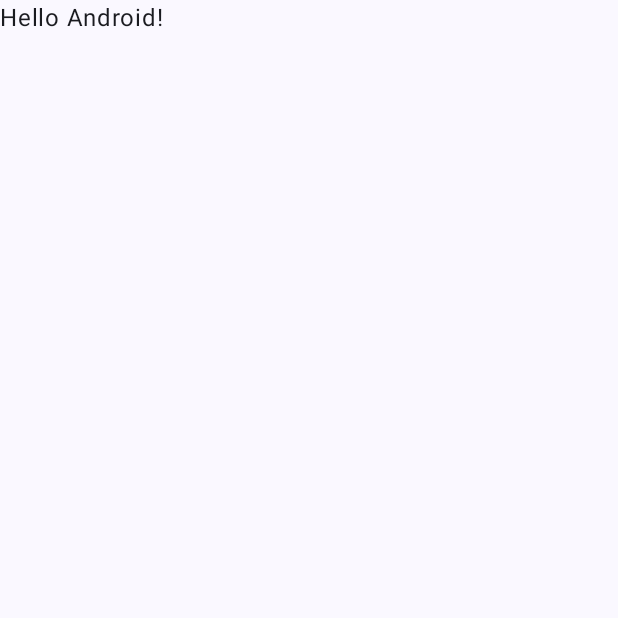
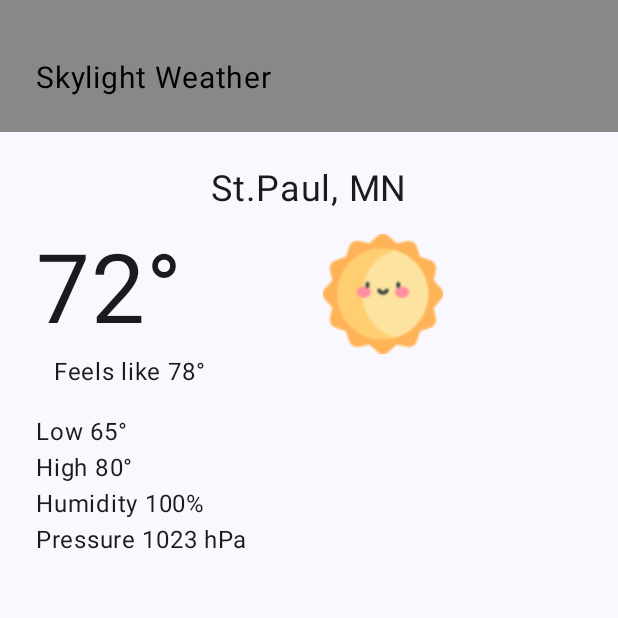
Before and after one commit to yesicamy/Skylight, an Android app built with Jetpack Compose: the screen it shows after launch (MainActivity), on a phone screen of 412 x 824 dp, the top half of it. Before the commit the part shown is almost empty. Run offline under Robolectric (Android 15) with nearby library versions, the phone set to English and light mode, and no system bars.

Commit message:
Assignment 2: Layout

```diff
--- a/app/src/main/java/com/example/skylight/MainActivity.kt
+++ b/app/src/main/java/com/example/skylight/MainActivity.kt
@@ -4,14 +4,32 @@ import android.os.Bundle
 import androidx.activity.ComponentActivity
 import androidx.activity.compose.setContent
 import androidx.activity.enableEdgeToEdge
+import androidx.compose.foundation.Image
+import androidx.compose.foundation.background
+import androidx.compose.foundation.layout.Box
+import androidx.compose.foundation.layout.Column
+import androidx.compose.foundation.layout.Row
+import androidx.compose.foundation.layout.Spacer
 import androidx.compose.foundation.layout.fillMaxSize
+import androidx.compose.foundation.layout.fillMaxWidth
+import androidx.compose.foundation.layout.height
 import androidx.compose.foundation.layout.padding
+import androidx.compose.foundation.layout.size
+import androidx.compose.foundation.layout.width
 import androidx.compose.material3.Scaffold
 import androidx.compose.material3.Text
 import androidx.compose.runtime.Composable
+import androidx.compose.ui.Alignment
 import androidx.compose.ui.Modifier
+import androidx.compose.ui.graphics.Color
+import androidx.compose.ui.graphics.Outline
+import androidx.compose.ui.res.painterResource
+import androidx.compose.ui.res.stringResource
 import androidx.compose.ui.tooling.preview.Preview
+import androidx.compose.ui.unit.dp
+import androidx.compose.ui.unit.sp
 import com.example.skylight.ui.theme.SkylightTheme
+import org.w3c.dom.Text
 
 class MainActivity : ComponentActivity() {
     override fun onCreate(savedInstanceState: Bundle?) {
@@ -19,9 +37,14 @@ class MainActivity : ComponentActivity() {
         enableEdgeToEdge()
         setContent {
             SkylightTheme {
-                Scaffold(modifier = Modifier.fillMaxSize()) { innerPadding ->
-                    Greeting(
-                        name = "Android",
+                Scaffold(modifier = Modifier.fillMaxSize(),
+                    topBar = {
+                        TopBanner(
+                            title = "Skylight Weather"
+                        )
+                    }
+                    ) { innerPadding ->
+                    HomeScreen(
                         modifier = Modifier.padding(innerPadding)
                     )
                 }
@@ -31,17 +54,70 @@ class MainActivity : ComponentActivity() {
 }
 
 @Composable
-fun Greeting(name: String, modifier: Modifier = Modifier) {
-    Text(
-        text = "Hello $name!",
+fun TopBanner(title: String, modifier: Modifier = Modifier){
+    Box(
         modifier = modifier
-    )
+            .fillMaxWidth()
+            .background(Color.Gray)
+            .padding(24.dp)
+
+    ) {
+        Text(
+            text = title,
+            color = Color.Black,
+            fontSize = 20.sp,
+            modifier = Modifier.padding(top = 16.dp)
+        )
+    }
+}
+
+@Composable
+fun HomeScreen(modifier: Modifier = Modifier){
+    Column(
+        modifier = modifier
+            .fillMaxSize()
+            .padding(24.dp),
+        horizontalAlignment = Alignment.CenterHorizontally
+
+        ){
+
+        Text(text = stringResource(R.string.loc), fontSize = 24.sp)
+
+        Spacer(modifier = Modifier.height(16.dp))
+
+        Row {
+            Text(text = stringResource(R.string.temp), fontSize = 64.sp)
+            Image(
+                painter = painterResource(id = R.drawable.sunny64),
+                contentDescription = "Sunny Weather Icon",
+                modifier = Modifier.size(80.dp).weight(1f)
+            )
+        }
+
+        Row{
+            Spacer(modifier = Modifier.width(12.dp))
+            Text(text = stringResource(R.string.feels_like), modifier = Modifier.weight(1f))
+            Spacer(modifier = Modifier.weight(1f))
+        }
+
+        Spacer(modifier = Modifier.height(16.dp))
+
+        Row{
+            Column(modifier = Modifier.weight(1f)) {
+                Text(text = stringResource(R.string.low_temp))
+                Text(text = stringResource(R.string.high_temp))
+                Text(text = stringResource(R.string.humidity))
+                Text(text = stringResource(R.string.pressure))
+            }
+        }
+
+    }
 }
 
 @Preview(showBackground = true)
 @Composable
-fun GreetingPreview() {
+fun HomeScreen() {
     SkylightTheme {
-        Greeting("Android")
+        HomeScreen()
     }
 }
--- a/app/src/main/res/values/strings.xml
+++ b/app/src/main/res/values/strings.xml
@@ -1,3 +1,10 @@
 <resources>
     <string name="app_name">Skylight</string>
+    <string name="loc">St.Paul, MN</string>
+    <string name="temp">72°</string>
+    <string name="feels_like">Feels like 78°</string>
+    <string name="low_temp">Low 65°</string>
+    <string name="high_temp">High 80°</string>
+    <string name="humidity">Humidity 100%</string>
+    <string name="pressure">Pressure 1023 hPa</string>
 </resources>
```
Also changed, not shown: app/src/main/res/drawable/sunny64.png (added).
